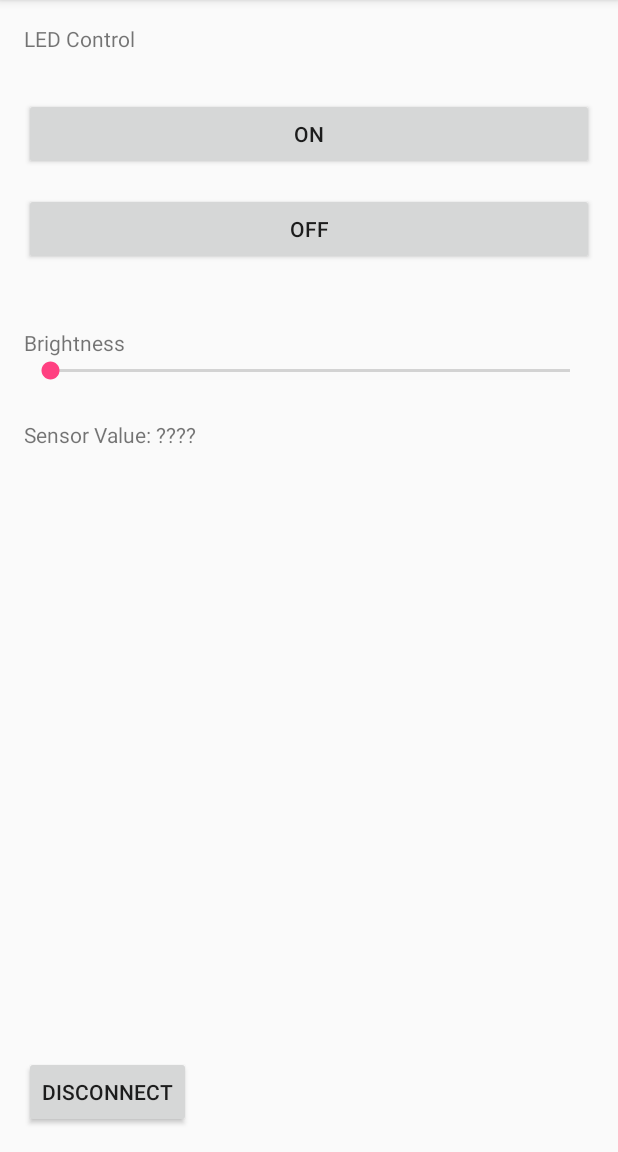
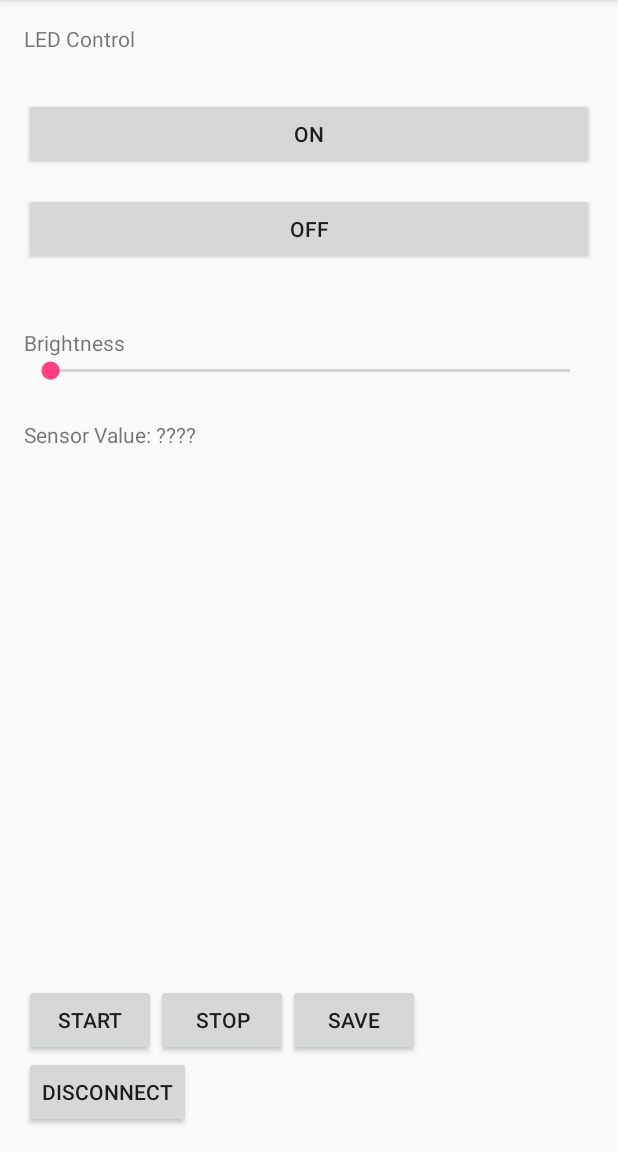
Before and after one commit to moalhayek/PerfectPump, an Android app: the ledControl screen opened directly, with no data from a screen before it, on a phone screen of 412 x 824 dp, the part 84-1236 px from its top. Run offline under Robolectric (Android 15) with nearby library versions, the light colour scheme and no system bars; 6 statements that could not run were skipped.

Commit message:
added start/stop buttons

```diff
--- a/app/src/main/java/com/capstone/perfectpump/ledControl.java
+++ b/app/src/main/java/com/capstone/perfectpump/ledControl.java
@@ -19,6 +19,7 @@ import android.os.AsyncTask;
 import java.io.IOException;
 
 import java.util.ArrayList;
+import java.util.Arrays;
 import java.util.UUID;
 import android.os.Handler;
 import java.io.InputStream;
@@ -27,7 +28,7 @@ import java.io.OutputStream;
 
 public class ledControl extends AppCompatActivity {
 
-    Button btnOn, btnOff, btnDis;
+    Button btnOn, btnOff, btnDis, start, stop, save;
     SeekBar brightness;
     TextView lumn;
     String address = null;
@@ -45,6 +46,7 @@ public class ledControl extends AppCompatActivity {
     private ConnectedThread mConnectedThread;
 
     ArrayList<Integer> sensorVals = new ArrayList<Integer>();
+    boolean isSet = false;
 
     @SuppressLint("HandlerLeak")
     @Override
@@ -62,6 +64,9 @@ public class ledControl extends AppCompatActivity {
         btnOn = (Button)findViewById(R.id.turnOn);
         btnOff = (Button)findViewById(R.id.turnOff);
         btnDis = (Button)findViewById(R.id.disconnect);
+        start = (Button)findViewById(R.id.start);
+        stop = (Button)findViewById(R.id.stop);
+        save = (Button)findViewById(R.id.save);
         brightness = (SeekBar)findViewById(R.id.seekBar);
         lumn = (TextView)findViewById(R.id.lumn);
         sensor = (TextView)findViewById(R.id.sens);
@@ -79,10 +84,10 @@ public class ledControl extends AppCompatActivity {
 
                         if (recDataString.charAt(0) == '#')                             //if it starts with # we know it is what we are looking for
                         {
-                            String sensor0 = recDataString.substring(1, 4);             //get sensor value from string between indices 1-5
+                            String sensor0 = recDataString.substring(1, 5);             //get sensor value from string between indices 1-5
 
                             sensor.setText("Sensor Value: " + sensor0);    //update the textviews with sensor values
-                            sensorVals.add(Integer.parseInt(sensor0));
+                            sensorVals.add(Integer.parseInt(sensor0));      // add the integer to the array
                         }
                         recDataString.delete(0, recDataString.length());                    //clear all string data
                         dataInPrint = "";
@@ -121,6 +126,28 @@ public class ledControl extends AppCompatActivity {
                 Disconnect(); //close connection
             }
         });
+
+        start.setOnClickListener(new View.OnClickListener() {
+            @Override
+            public void onClick(View view) {
+                startSet();
+            }
+        });
+
+        stop.setOnClickListener(new View.OnClickListener() {
+            @Override
+            public void onClick(View view) {
+                stopSet();
+            }
+        });
+
+        save.setOnClickListener(new View.OnClickListener() {
+            @Override
+            public void onClick(View view) {
+                saveSet();
+            }
+        });
+
 
         brightness.setOnSeekBarChangeListener(new SeekBar.OnSeekBarChangeListener(){
             @Override
@@ -194,6 +221,23 @@ public class ledControl extends AppCompatActivity {
 
         mConnectedThread.write("1");
         msg("Turn on LED");
+    }
+
+    private void startSet(){
+        isSet = true;
+        sensorVals.clear();
+        msg("Set Started");
+    }
+
+    private void stopSet(){
+        isSet = false;
+        msg("Set Stopped");
+        System.out.println(Arrays.toString(sensorVals.toArray()));
+    }
+
+    private void saveSet(){
+        // add storage method here, maybe send to graphs here as well
+        msg("Set Saved");
     }
 
     @Override
@@ -289,6 +333,8 @@ public class ledControl extends AppCompatActivity {
 
             // Keep looping to listen for received messages
             while (true) {
+                // if in the middle of a set, read received messages and send them to handler
+                if (isSet){
                     try {
                         bytes = mmInStream.read(buffer);            //read bytes from input buffer
                         String readMessage = new String(buffer, 0, bytes);
@@ -297,6 +343,8 @@ public class ledControl extends AppCompatActivity {
                     } catch (IOException e) {
                         break;
                     }
+                }
+
             }
         }
         //write method
--- a/app/src/main/res/layout/activity_led_control.xml
+++ b/app/src/main/res/layout/activity_led_control.xml
@@ -105,4 +105,29 @@
         android:layout_alignParentLeft="true"
         android:layout_alignParentStart="true"
         android:text=""/>
+
+    <Button
+        android:id="@+id/start"
+        android:layout_width="wrap_content"
+        android:layout_height="wrap_content"
+        android:text="Start"
+        android:layout_above="@+id/disconnect"
+        android:layout_alignParentLeft="true"
+        android:layout_alignParentStart="true" />
+
+    <Button
+        android:id="@+id/stop"
+        android:layout_width="wrap_content"
+        android:layout_height="wrap_content"
+        android:text="Stop"
+        android:layout_toRightOf="@+id/start"
+        android:layout_above = "@+id/disconnect"/>
+
+    <Button
+        android:id="@+id/save"
+        android:layout_width="wrap_content"
+        android:layout_height="wrap_content"
+        android:text="Save"
+        android:layout_toRightOf="@+id/stop"
+        android:layout_above = "@+id/disconnect"/>
 </RelativeLayout>
```
Also changed, not shown: 2 other files. Lines whose indentation alone changed are shown as unchanged.
